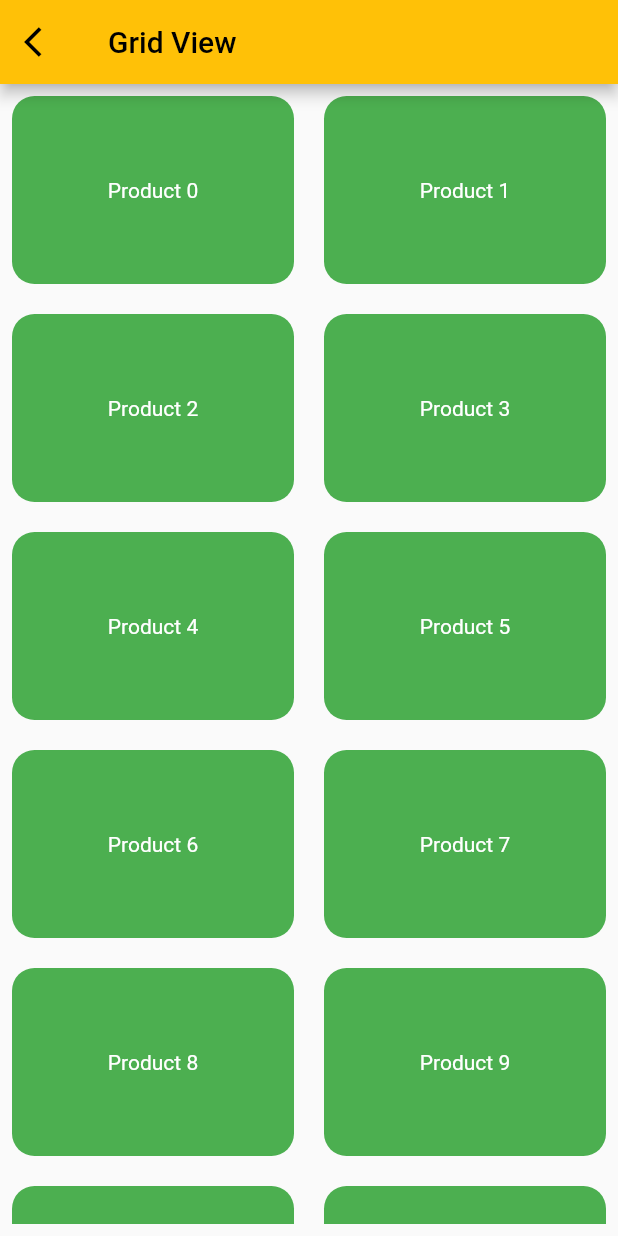
After one commit to Vimalraj-Vijay/Flutter-RoadMap, a Flutter app: the GridviewType screen opened by its route, on a phone screen of 412 x 824 dp. The commit adds this screen. Run offline on Flutter 3.47's test engine with Material 2 defaults, Android fonts, the phone set to English and light mode, and no system bars; our stand-ins replace fluttertoast, google_fonts.

Commit message:
Flutter RoadMap Day 4 -- Grid View

```diff
--- /dev/null
+++ b/lib/day_4_listview/gridview_type.dart
@@ -0,0 +1,49 @@
+import 'package:flutter/material.dart';
+
+import '../utils/strings.dart';
+
+class GridviewType extends StatelessWidget {
+  static const id = "/gridview";
+  final List<Map> myProducts =
+      List.generate(100000, (index) => {"id": index, "name": "Product $index"})
+          .toList();
+
+  GridviewType({Key? key}) : super(key: key);
+
+  @override
+  Widget build(BuildContext context) {
+    return Scaffold(
+      appBar: AppBar(
+        title: const Text(Strings.gridview),
+        leading: IconButton(
+          onPressed: () => Navigator.pop(context),
+          icon: const Icon(Icons.arrow_back_ios),
+        ),
+      ),
+      body: Padding(
+        padding: const EdgeInsets.all(8.0),
+        child: GridView.builder(
+          gridDelegate: const SliverGridDelegateWithMaxCrossAxisExtent(
+              maxCrossAxisExtent: 250,
+              childAspectRatio: 3 / 2,
+              crossAxisSpacing: 20,
+              mainAxisSpacing: 20),
+          itemBuilder: _getGridViewTypes,
+          itemCount: myProducts.length,
+        ),
+      ),
+    );
+  }
+
+  Widget _getGridViewTypes(BuildContext context, int index) {
+    return Container(
+      alignment: Alignment.center,
+      child: Text(
+        myProducts[index]["name"],
+        style: const TextStyle(color: Colors.white),
+      ),
+      decoration: BoxDecoration(
+          color: Colors.green, borderRadius: BorderRadius.circular(15)),
+    );
+  }
+}
--- a/lib/day_4_listview/listview_types.dart
+++ b/lib/day_4_listview/listview_types.dart
@@ -1,6 +1,7 @@
 import 'package:flutter/cupertino.dart';
 import 'package:flutter/material.dart';
 import 'package:flutter_roadmap/day_4_listview/general_listview_builder.dart';
+import 'package:flutter_roadmap/day_4_listview/gridview_type.dart';
 import 'package:flutter_roadmap/day_4_listview/model/ListviewTypesModel.dart';
 
 import '../utils/strings.dart';
@@ -55,6 +56,7 @@ class ListViewTypes extends StatelessWidget {
 
   List<ListViewTypesModel> generateList() {
     listviewTypes.add(ListViewTypesModel(Strings.generalListView, GeneralListviewBuilder.id));
+    listviewTypes.add(ListViewTypesModel(Strings.gridview, GridviewType.id));
     return listviewTypes;
   }
 }
--- a/lib/utils/routes.dart
+++ b/lib/utils/routes.dart
@@ -4,6 +4,7 @@ import 'package:flutter_roadmap/day_2_navigation/second_route.dart';
 import 'package:flutter_roadmap/day_2_navigation/third_route.dart';
 import 'package:flutter_roadmap/day_3_profile_ui/ProfileHome.dart';
 import 'package:flutter_roadmap/day_4_listview/general_listview_builder.dart';
+import 'package:flutter_roadmap/day_4_listview/gridview_type.dart';
 import 'package:flutter_roadmap/day_4_listview/listview_types.dart';
 import 'package:flutter_roadmap/main.dart';
 
@@ -16,5 +17,6 @@ Map<String, WidgetBuilder> initRoutes() {
     ProfileHome.id: (BuildContext ctx) => ProfileHome(),
     ListViewTypes.id: (BuildContext ctx) => ListViewTypes(),
     GeneralListviewBuilder.id: (BuildContext ctx) => GeneralListviewBuilder(),
+    GridviewType.id: (BuildContext ctx) => GridviewType(),
   };
 }
--- a/lib/utils/strings.dart
+++ b/lib/utils/strings.dart
@@ -18,6 +18,7 @@ class Strings{
   static const day4Listviews  ="Day 4 ListView";
   static const listViewTypes  ="Types of list view";
   static const generalListView  ="General ListView with ListTile";
+  static const gridview  ="Grid View";
 
 
 }
```
